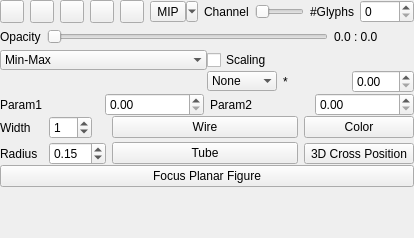
Above: Modules/Bundles/org.mitk.gui.qt.diffusionimaging/src/internal/QmitkControlVisualizationPropertiesViewControls.ui from MITK/MITK before the change. Below: the same form after it.
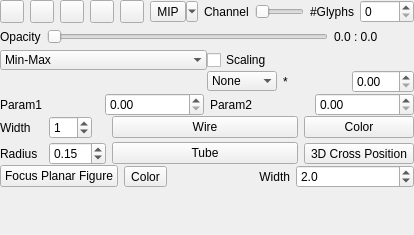
That is the form after the change. Custom widgets are drawn as their Qt base class.

Commit message: some default properties for planar figures and new interaction gui for diffusion visualization view

Diff of the .ui file:
```diff
--- a/Modules/Bundles/org.mitk.gui.qt.diffusionimaging/src/internal/QmitkControlVisualizationPropertiesViewControls.ui
+++ b/Modules/Bundles/org.mitk.gui.qt.diffusionimaging/src/internal/QmitkControlVisualizationPropertiesViewControls.ui
@@ -7,7 +7,7 @@
     <x>0</x>
     <y>0</y>
     <width>414</width>
-    <height>238</height>
+    <height>235</height>
    </rect>
   </property>
   <property name="sizePolicy">
@@ -611,6 +611,36 @@
         </property>
        </widget>
       </item>
+      <item>
+       <widget class="QToolButton" name="m_PFColor">
+        <property name="text">
+         <string>Color</string>
+        </property>
+       </widget>
+      </item>
+      <item>
+       <widget class="QLabel" name="label_7">
+        <property name="text">
+         <string>Width</string>
+        </property>
+        <property name="alignment">
+         <set>Qt::AlignRight|Qt::AlignTrailing|Qt::AlignVCenter</set>
+        </property>
+       </widget>
+      </item>
+      <item>
+       <widget class="QDoubleSpinBox" name="m_PFWidth">
+        <property name="decimals">
+         <number>1</number>
+        </property>
+        <property name="singleStep">
+         <double>0.100000000000000</double>
+        </property>
+        <property name="value">
+         <double>2.000000000000000</double>
+        </property>
+       </widget>
+      </item>
      </layout>
     </widget>
    </item>
```
Left out of the diff: 2 changed lines with no effect on the pictures. The commit also changes 3 other files.
